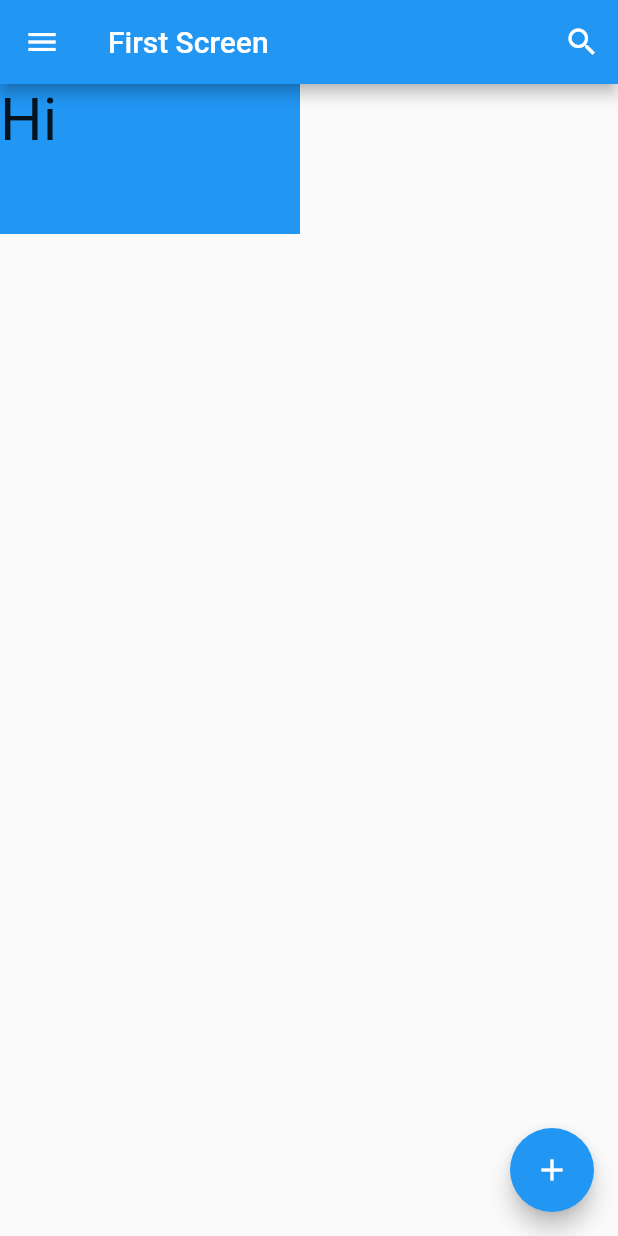
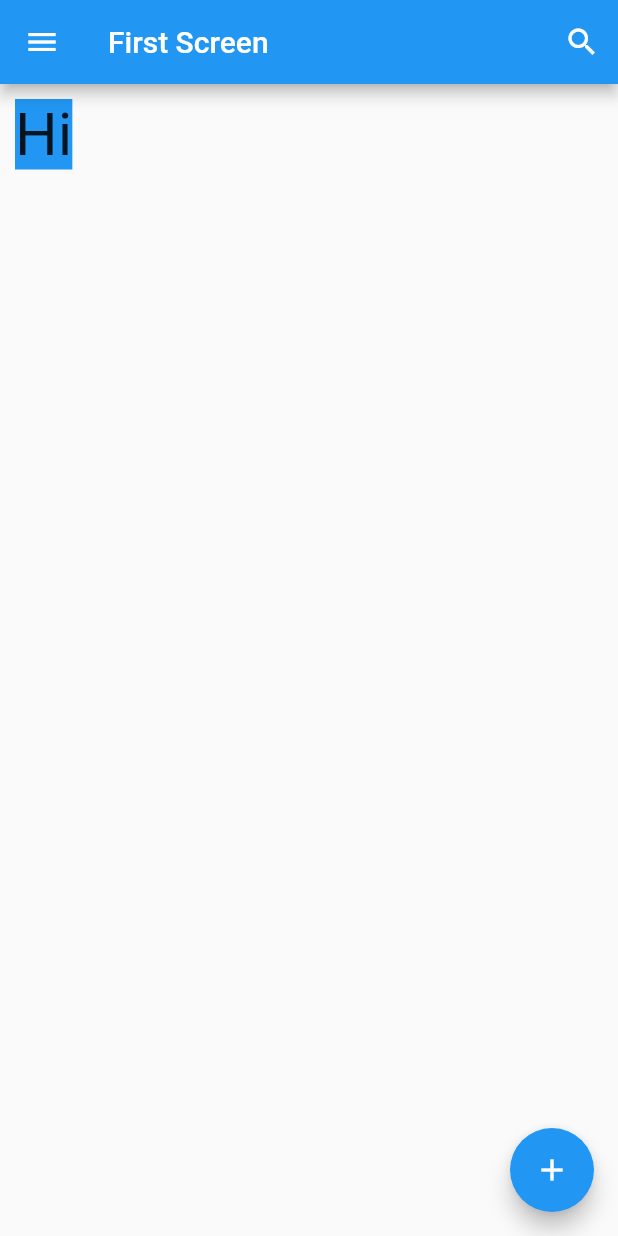
Before and after one commit to risnanto73/scaffold, a Flutter app: the screen it shows after launch, on a phone screen of 412 x 824 dp. Run offline on Flutter 3.47's test engine with Material 2 defaults, Android fonts, the phone set to English and light mode, and no system bars.

Commit message:
Container + EdgeInsets

```diff
--- a/lib/main.dart
+++ b/lib/main.dart
@@ -46,8 +46,7 @@ class FirstScreen extends StatelessWidget{
       ),
       body: Container(
         color: Colors.blue,
-        width: 200,
-        height: 100,
+        margin: const EdgeInsets.all(10),
         child: const Text(
           'Hi',
           style: TextStyle(fontSize: 40),
```
